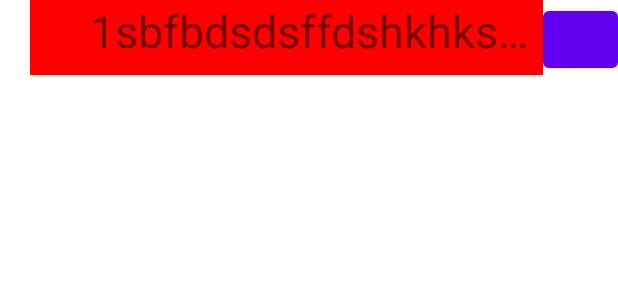
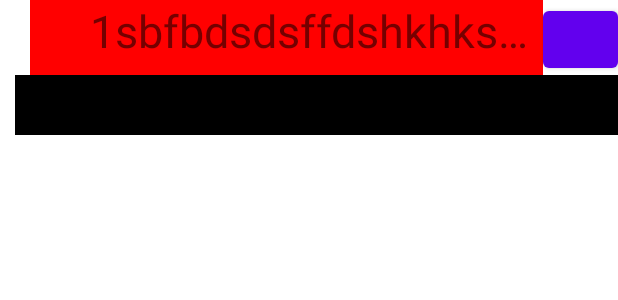
Before and after one commit to limajia/PracticesRep, an Android app: the layout test_relativelayout_text_eclipse.xml on its own in the app's theme, with its tools: preview values and no code run, on a phone screen of 412 x 824 dp. Shown: the top 300 px of the screen. Run offline under Robolectric (Android 15) with nearby library versions, the phone set to English and light mode, and no system bars.

```diff
--- a/app/src/main/res/layout/test_relativelayout_text_eclipse.xml
+++ b/app/src/main/res/layout/test_relativelayout_text_eclipse.xml
@@ -1,26 +1,28 @@
 <?xml version="1.0" encoding="utf-8"?>
 <LinearLayout xmlns:android="http://schemas.android.com/apk/res/android"
     android:layout_width="match_parent"
-    android:layout_height="match_parent">
+    android:layout_height="match_parent"
+    android:orientation="vertical">
 
     <LinearLayout
         android:layout_width="wrap_content"
-        android:layout_height="match_parent"
+        android:layout_height="wrap_content"
         android:orientation="horizontal">
 
         // 外层 wrap_content，内层子view 权重形式
         // margin在weight的范围外，padding在weight的范围内
+
         <TextView
             android:id="@+id/view1"
             android:layout_width="0dp"
             android:layout_height="50dp"
             android:layout_marginLeft="20dp"
-            android:paddingLeft="40dp"
             android:layout_toLeftOf="@id/addButton"
             android:layout_weight="1"
             android:background="#ff0000"
             android:ellipsize="end"
             android:maxLines="1"
+            android:paddingLeft="40dp"
             android:singleLine="true"
             android:text="1sbfbdsdsffdshkhksfkjshfjhkjfdf"
             android:textSize="30dp" />
@@ -31,5 +33,11 @@
 
     </LinearLayout>
 
-
+    <View
+        android:layout_width="match_parent"
+        android:layout_height="40dp"
+        android:layout_marginLeft="10dp"
+        android:background="@color/black"
+        android:paddingLeft="10dp" />
+    <!--padding的是view里面的内容，背景不会跟着变化-->
 </LinearLayout>
```
Also changed, not shown: app/src/main/java/com/mlj/practicesrep/bindertest/READ/binder文件结点:驱动.webp (added), app/src/main/java/com/mlj/practicesrep/bindertest/READ/binder理解.jpg (added).
